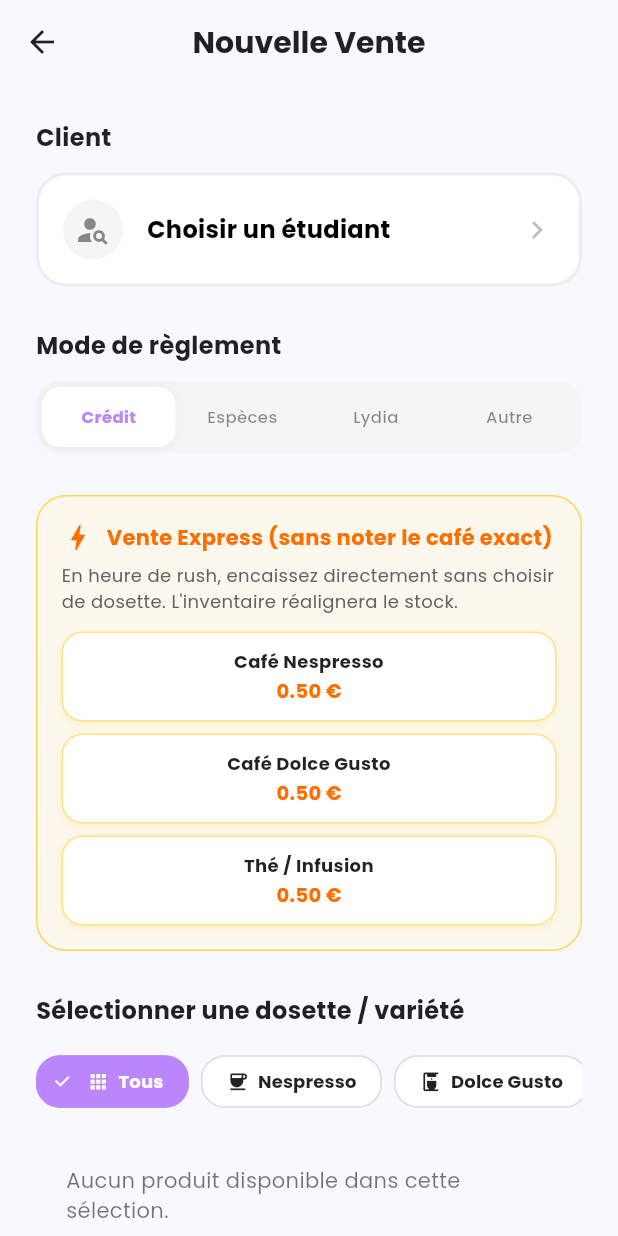
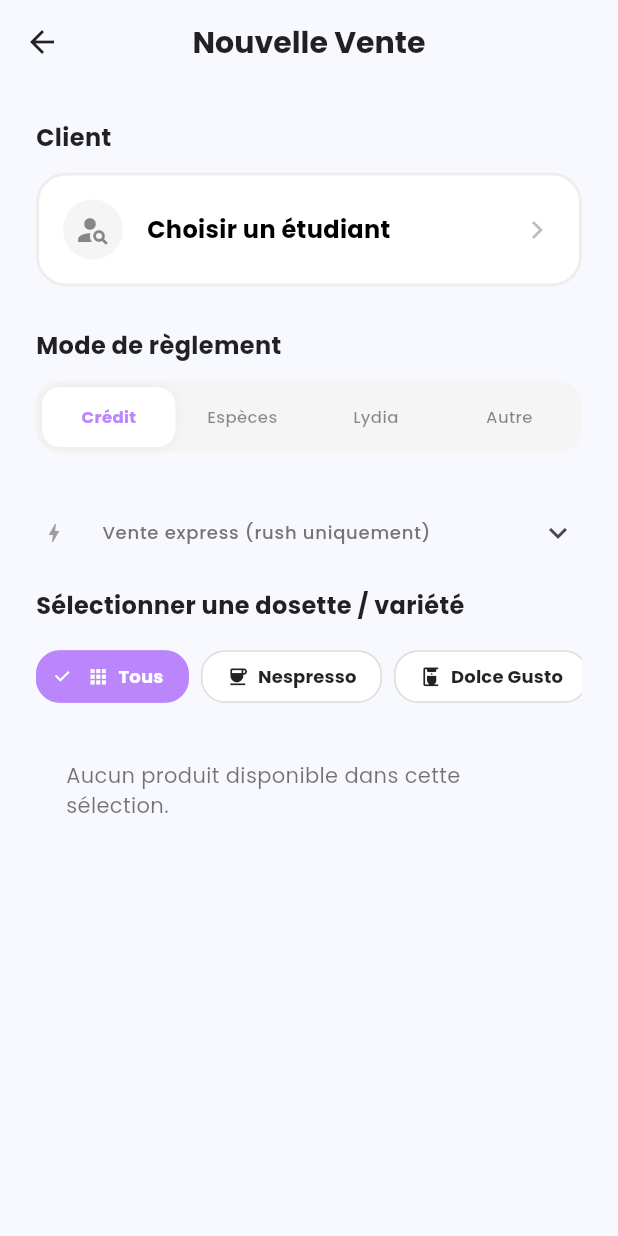
Before and after one commit to Loris2p/cafe_bda, a Flutter app: the SaleScreen screen opened directly, on a phone screen of 412 x 824 dp. Run offline on Flutter 3.47's test engine with Material 3 defaults, Android fonts, the phone set to English and light mode, and no system bars; our stand-ins replace cloud_firestore, connectivity_plus, firebase_auth, firebase_core, fl_chart, google_fonts and 3 more; accounts and stored records are empty.

Commit message:
Réduction taille 'vente rapide'

```diff
--- a/lib/screens/sale_screen.dart
+++ b/lib/screens/sale_screen.dart
@@ -109,7 +109,7 @@ class _SaleScreenState extends State<SaleScreen> {
 
             // Section Ventes Express (Rush)
             _buildExpressSalesSection(),
-            const SizedBox(height: 28),
+            const SizedBox(height: 12),
 
             // Section Catalogue de dosettes
             _buildSectionTitle('Sélectionner une dosette / variété'),
@@ -138,99 +138,42 @@ class _SaleScreenState extends State<SaleScreen> {
 
   // --- SECTION VENTES EXPRESS EN CAS DE RUSH ---
   Widget _buildExpressSalesSection() {
-    return Container(
-      padding: const EdgeInsets.all(16),
-      decoration: BoxDecoration(
-        color: Colors.amber.shade50.withValues(alpha: 0.6),
-        borderRadius: BorderRadius.circular(20),
-        border: Border.all(color: Colors.amber.shade300),
+    final isExpressSelected = _expressProducts.any((p) => p.name == _selectedProduct?.name);
+    return Theme(
+      data: Theme.of(context).copyWith(dividerColor: Colors.transparent),
+      child: ExpansionTile(
+        dense: true,
+        initiallyExpanded: isExpressSelected,
+        tilePadding: const EdgeInsets.symmetric(horizontal: 4),
+        childrenPadding: const EdgeInsets.only(bottom: 4),
+        leading: Icon(Icons.bolt, color: Colors.grey.shade500, size: 16),
+        title: Text(
+          'Vente express (rush uniquement)',
+          style: TextStyle(fontSize: 12, color: Colors.grey.shade600),
         ),
-      child: Column(
-        crossAxisAlignment: CrossAxisAlignment.start,
         children: [
-          Row(
-            children: [
-              Icon(Icons.bolt, color: Colors.amber.shade900, size: 22),
-              const SizedBox(width: 8),
-              Text(
-                'Vente Express (sans noter le café exact)',
-                style: GoogleFonts.poppins(
-                  fontWeight: FontWeight.bold,
-                  fontSize: 14,
-                  color: Colors.amber.shade900,
-                ),
-              ),
-            ],
-          ),
-          const SizedBox(height: 6),
-          Text(
-            'En heure de rush, encaissez directement sans choisir de dosette. L\'inventaire réalignera le stock.',
-            style: TextStyle(fontSize: 12, color: Colors.grey.shade700),
-          ),
-          const SizedBox(height: 12),
-          LayoutBuilder(
-            builder: (context, constraints) {
-              final isNarrow = constraints.maxWidth < 500;
-              return Wrap(
-                spacing: 8,
-                runSpacing: 8,
+          Align(
+            alignment: Alignment.centerLeft,
+            child: Wrap(
+              spacing: 6,
+              runSpacing: 4,
               children: _expressProducts.map((p) {
                 final isSelected = _selectedProduct?.name == p.name;
-                  return SizedBox(
-                    width: isNarrow ? constraints.maxWidth : (constraints.maxWidth - 16) / 3,
-                    child: InkWell(
-                      onTap: () {
-                        setState(() {
+                return ChoiceChip(
+                  visualDensity: VisualDensity.compact,
+                  materialTapTargetSize: MaterialTapTargetSize.shrinkWrap,
+                  label: Text(
+                    '${p.name.replaceAll(' (Express)', '')} · ${p.price.toStringAsFixed(2)} €',
+                    style: const TextStyle(fontSize: 11),
+                  ),
+                  selected: isSelected,
+                  onSelected: (_) => setState(() {
                     _selectedProduct = p;
                     _quantity = 1;
-                        });
-                      },
-                      borderRadius: BorderRadius.circular(14),
-                      child: Container(
-                        padding: const EdgeInsets.symmetric(vertical: 10, horizontal: 12),
-                        decoration: BoxDecoration(
-                          color: isSelected ? Colors.amber.shade700 : Colors.white,
-                          borderRadius: BorderRadius.circular(14),
-                          border: Border.all(
-                            color: isSelected ? Colors.amber.shade800 : Colors.amber.shade200,
-                            width: isSelected ? 2 : 1,
-                          ),
-                          boxShadow: [
-                            BoxShadow(
-                              color: Colors.amber.shade200.withValues(alpha: 0.3),
-                              blurRadius: 4,
-                              offset: const Offset(0, 2),
-                            ),
-                          ],
-                        ),
-                        child: Column(
-                          children: [
-                            Text(
-                              p.name.replaceAll(' (Express)', ''),
-                              textAlign: TextAlign.center,
-                              style: GoogleFonts.poppins(
-                                fontWeight: FontWeight.bold,
-                                fontSize: 12,
-                                color: isSelected ? Colors.white : Colors.black87,
-                              ),
-                            ),
-                            const SizedBox(height: 2),
-                            Text(
-                              '${p.price.toStringAsFixed(2)} €',
-                              style: TextStyle(
-                                fontWeight: FontWeight.bold,
-                                fontSize: 13,
-                                color: isSelected ? Colors.white : Colors.amber.shade900,
-                              ),
-                            ),
-                          ],
-                        ),
-                      ),
-                    ),
+                  }),
                 );
               }).toList(),
-              );
-            },
+            ),
           ),
         ],
       ),
```
Lines whose indentation alone changed are shown as unchanged.
